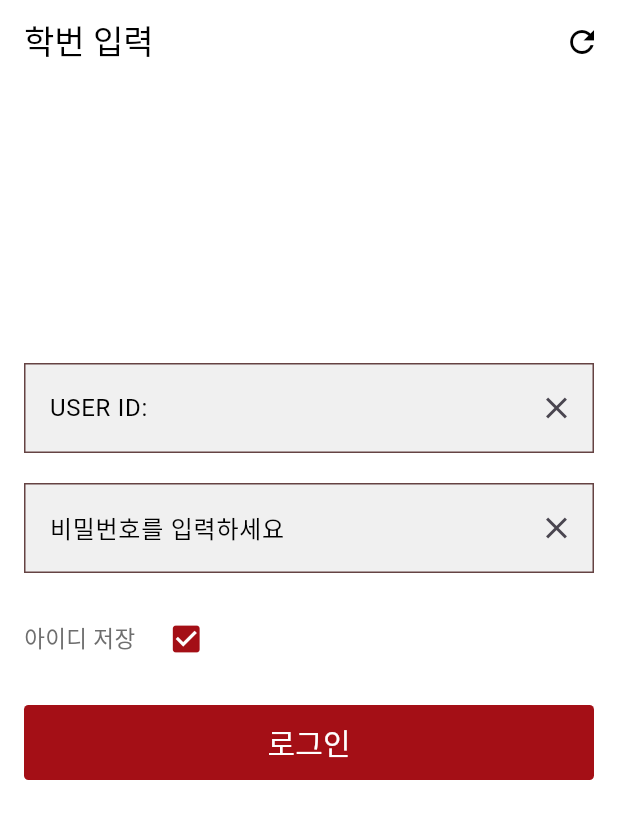
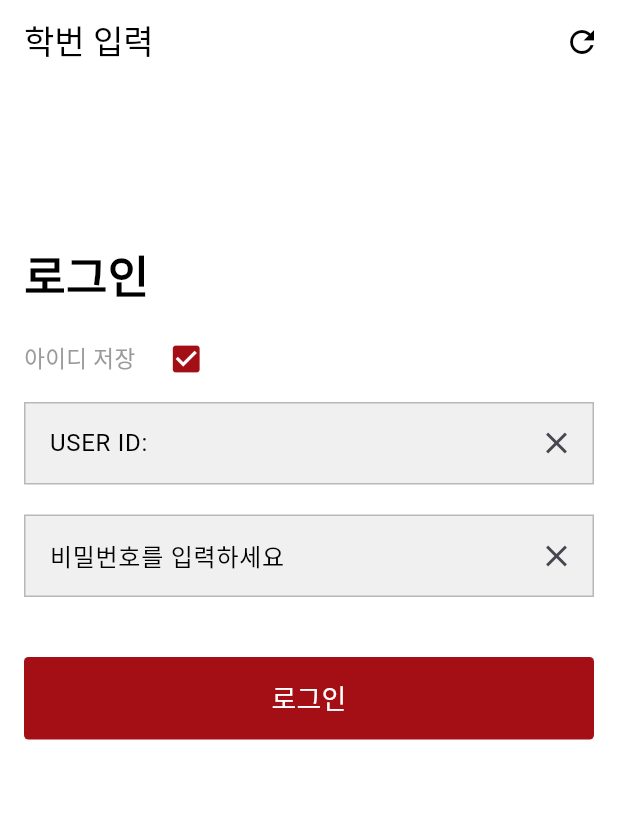
Before and after one commit to guhyun9454/LibSeatTrackerAI, a Flutter app: the screen it shows after launch, after a tap on the "check box outline blank" icon, on a phone screen of 412 x 824 dp. Shown: the top 819 px of the screen. Run offline on Flutter 3.47's test engine with Material 3 defaults, Android fonts, the phone set to English and light mode, and no system bars; our stand-ins replace shared_preferences.

Commit message:
style: update login form design to match school information system

```diff
--- a/seat_reservation_app/lib/user_id_screen.dart
+++ b/seat_reservation_app/lib/user_id_screen.dart
@@ -74,15 +74,54 @@ class _UserIdScreenState extends State<UserIdScreen> {
         child: Column(
           crossAxisAlignment: CrossAxisAlignment.start,
           children: [
-            SizedBox(height: 170), // 전체적으로 아래로 이동
+            SizedBox(height: 90), // 전체적으로 아래로 이동
+            Text(
+              '로그인',
+              style: TextStyle(
+                color: Colors.black,
+                fontSize: 30,
+                fontWeight: FontWeight.bold,
+              ),
+            ),
+            SizedBox(height: 10),
+            Row(
+              children: [
+                Text(
+                  '아이디 저장',
+                  style: TextStyle(
+                    color: Color.fromARGB(255, 154, 154, 154),
+                    fontSize: 15,
+                  ),
+                ),
+                SizedBox(width: 10),
+                IconButton(
+                  icon: Icon(
+                    isSaved ? Icons.check_box : Icons.check_box_outline_blank,
+                    color: Color(0xFFA40F16),
+                  ),
+                  onPressed: () {
+                    setState(() {
+                      if (isSaved) {
+                        _clearSavedUserId();
+                        isSaved = false;
+                      } else {
+                        _saveUserId();
+                        isSaved = true;
+                      }
+                    });
+                  },
+                ),
+              ],
+            ),
+            SizedBox(height: 5),
             Container(
               width: double.infinity,
-              height: 60,
+              height: 55,
               margin: EdgeInsets.only(bottom: 20),
               decoration: BoxDecoration(
                 color: Color(0xFFF0F0F0),
                 border: Border.all(
-                    width: 1, color: Color.fromARGB(255, 101, 67, 67)),
+                    width: 1, color: Color.fromARGB(255, 184, 184, 184)),
               ),
               child: Row(
                 children: [
@@ -133,12 +172,12 @@ class _UserIdScreenState extends State<UserIdScreen> {
               ),
             Container(
               width: double.infinity,
-              height: 60,
+              height: 55,
               margin: EdgeInsets.only(bottom: 20),
               decoration: BoxDecoration(
                 color: Color(0xFFF0F0F0),
                 border: Border.all(
-                    width: 1, color: Color.fromARGB(255, 101, 67, 67)),
+                    width: 1, color: Color.fromARGB(255, 184, 184, 184)),
               ),
               child: Row(
                 children: [
@@ -165,39 +204,10 @@ class _UserIdScreenState extends State<UserIdScreen> {
                 ],
               ),
             ),
-            Row(
-              children: [
-                Text(
-                  '아이디 저장',
-                  style: TextStyle(
-                    color: Color(0xFF6E6E6E),
-                    fontSize: 15,
-                  ),
-                ),
-                SizedBox(width: 10),
-                IconButton(
-                  icon: Icon(
-                    isSaved ? Icons.check_box : Icons.check_box_outline_blank,
-                    color: Color(0xFFA40F16),
-                  ),
-                  onPressed: () {
-                    setState(() {
-                      if (isSaved) {
-                        _clearSavedUserId();
-                        isSaved = false;
-                      } else {
-                        _saveUserId();
-                        isSaved = true;
-                      }
-                    });
-                  },
-                ),
-              ],
-            ),
             SizedBox(height: 20),
             Container(
               width: double.infinity,
-              height: 50,
+              height: 55,
               decoration: ShapeDecoration(
                 color: Color(0xFFA40F16),
                 shape: RoundedRectangleBorder(
@@ -228,7 +238,7 @@ class _UserIdScreenState extends State<UserIdScreen> {
                     '로그인',
                     style: TextStyle(
                       color: Colors.white,
-                      fontSize: 20,
+                      fontSize: 18,
                     ),
                   ),
                 ),
```
